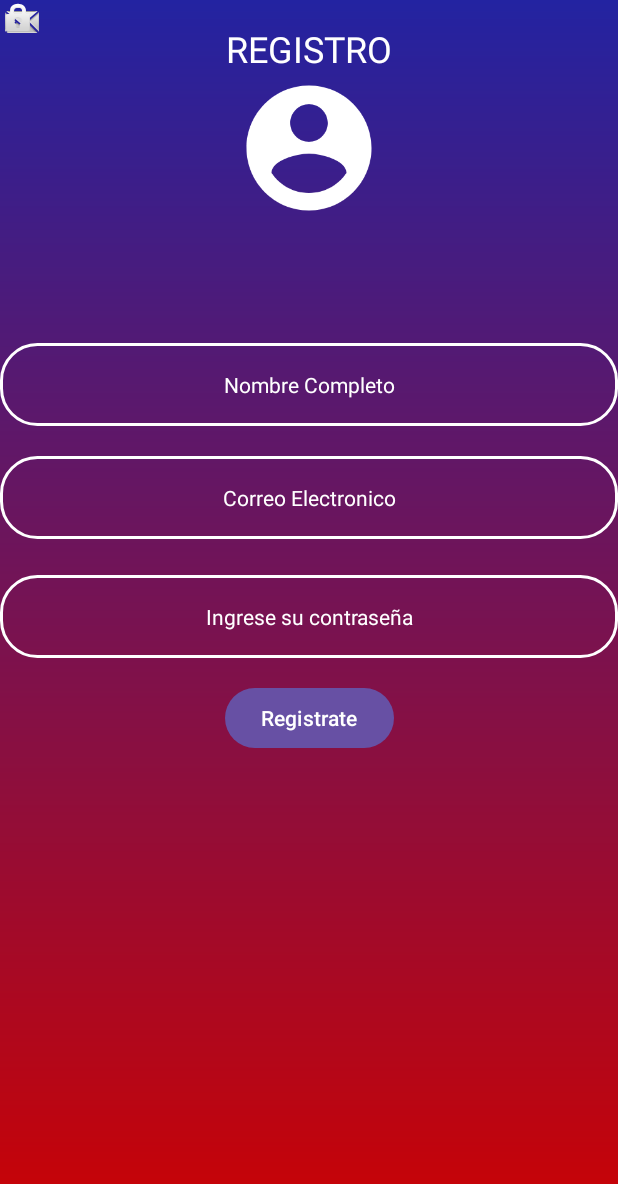
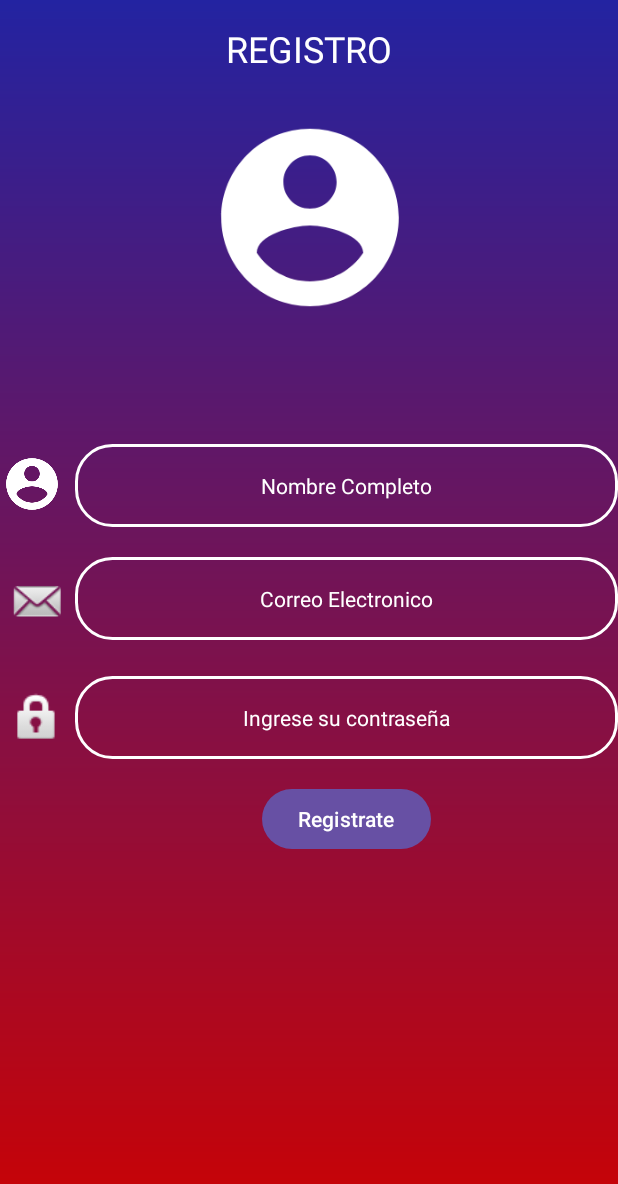
Before and after one commit to MatiaseRamirez/MyLogin, an Android app: the layout form.xml on its own in the app's theme, with its tools: preview values and no code run, on a phone screen of 412 x 824 dp. Shown: the top 1184 px of the screen. Run offline under Robolectric (Android 15) with nearby library versions, the light colour scheme and no system bars.

Commit message:
alineamiento de imagen

```diff
--- a/app/src/main/res/layout/form.xml
+++ b/app/src/main/res/layout/form.xml
@@ -6,8 +6,7 @@
     android:layout_width="match_parent"
     android:layout_height="match_parent"
     android:background="@drawable/login_background"
-    android:gravity="center"
-    android:orientation="vertical"
+
     tools:context=".RegistroActivity">
 
 
@@ -25,13 +24,12 @@
 
     <ImageView
         android:id="@+id/imageView"
-        android:layout_width="match_parent"
-        android:layout_height="wrap_content"
-
+        android:layout_width="413dp"
+        android:layout_height="142dp"
+        android:layout_marginTop="25dp"
         app:layout_constraintTop_toBottomOf="@+id/textViewTitle"
         app:srcCompat="@drawable/icon_account_circle"
-        tools:layout_editor_absoluteX="164dp" />
-
+        tools:layout_editor_absoluteX="-1dp" />
 
     <EditText
         android:id="@+id/editTextTextNombreCompleto"
@@ -46,6 +44,7 @@
         android:textColor="@color/white"
         android:textColorHighlight="#AF9393"
         android:textColorHint="@color/white"
+        android:layout_marginLeft="50dp"
         app:layout_constraintTop_toBottomOf="@+id/imageView"
         tools:layout_editor_absoluteX="-1dp" />
 
@@ -53,6 +52,7 @@
         android:id="@+id/editTextTextEmailAddress"
         android:layout_width="match_parent"
         android:layout_height="wrap_content"
+        android:layout_marginLeft="50dp"
         android:ems="10"
         android:gravity="center"
         android:inputType="textEmailAddress"
@@ -67,10 +67,22 @@
         app:layout_constraintTop_toBottomOf="@+id/editTextTextNombreCompleto" />
 
 
+    <ImageView
+        android:id="@+id/igname"
+        android:layout_width="41dp"
+        android:layout_height="53dp"
+        android:layout_marginTop="80dp"
+        android:layout_marginEnd="8dp"
+        app:layout_constraintEnd_toStartOf="@+id/editTextTextNombreCompleto"
+        app:layout_constraintTop_toBottomOf="@+id/imageView"
+        app:srcCompat="@drawable/icon_account_circle"
+        tools:ignore="MissingConstraints" />
+
     <EditText
         android:id="@+id/editTextTextPassword3"
         android:layout_width="match_parent"
         android:layout_height="wrap_content"
+        android:layout_marginLeft="50dp"
         android:layout_marginTop="24dp"
         android:background="@drawable/rounded_corner"
         android:gravity="center"
@@ -85,19 +97,24 @@
 
     <ImageView
         android:id="@+id/imageView4"
-        android:layout_width="wrap_content"
-        android:layout_height="wrap_content"
-        app:layout_constraintStart_toStartOf="@+id/editTextTextEmailAddress"
+        android:layout_width="41dp"
+        android:layout_height="53dp"
+        android:layout_marginTop="25dp"
+        app:layout_constraintEnd_toStartOf="@+id/editTextTextEmailAddress"
+        app:layout_constraintStart_toStartOf="parent"
         app:srcCompat="@android:drawable/sym_action_email"
-        tools:layout_editor_absoluteY="320dp" />
+        app:layout_constraintTop_toBottomOf="@+id/igname"
+        tools:layout_editor_absoluteY="0dp" />
 
     <ImageView
         android:id="@+id/imageView5"
-        android:layout_width="wrap_content"
-        android:layout_height="wrap_content"
-        app:layout_constraintStart_toStartOf="@+id/editTextTextPassword3"
-        app:srcCompat="@android:drawable/ic_lock_idle_lock"
-        tools:layout_editor_absoluteY="394dp" />
+        android:layout_width="39dp"
+        android:layout_height="51dp"
+        android:layout_marginTop="25dp"
+        app:layout_constraintEnd_toStartOf="@+id/editTextTextPassword3"
+        app:layout_constraintStart_toStartOf="parent"
+        app:layout_constraintTop_toBottomOf="@+id/imageView4"
+        app:srcCompat="@android:drawable/ic_lock_idle_lock" />
 
     <Button
         android:id="@+id/button4"
```
